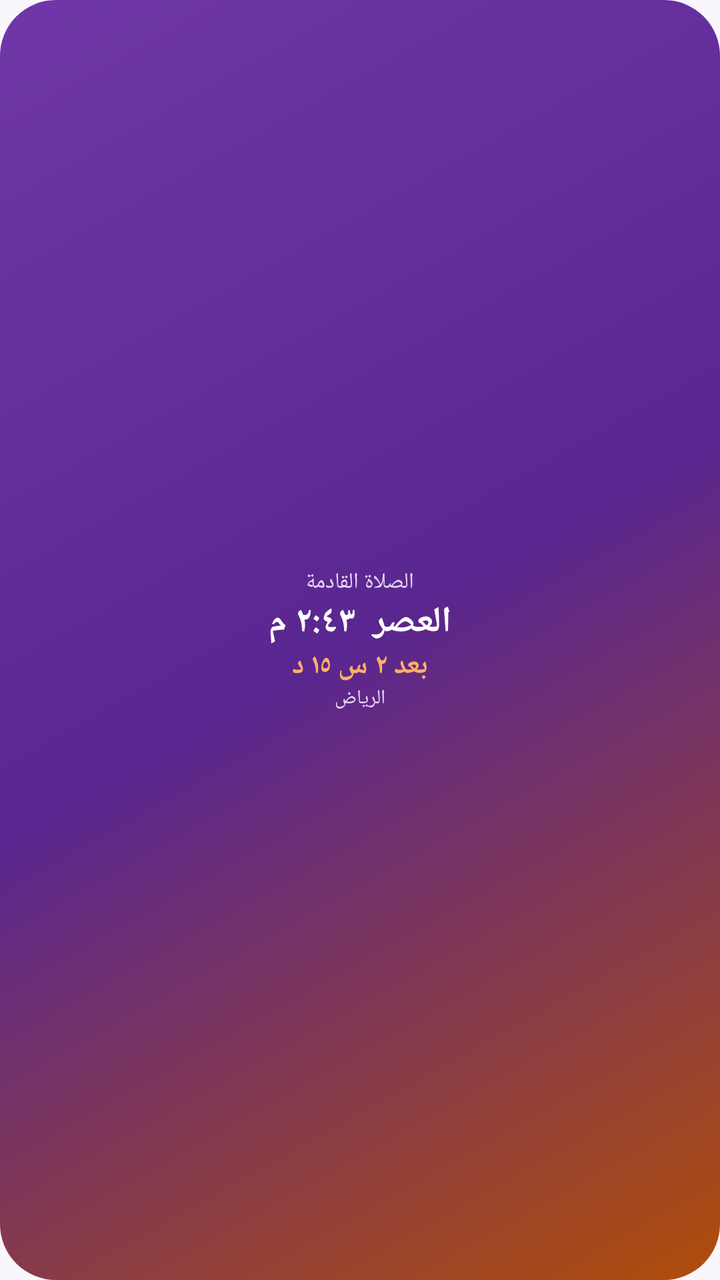
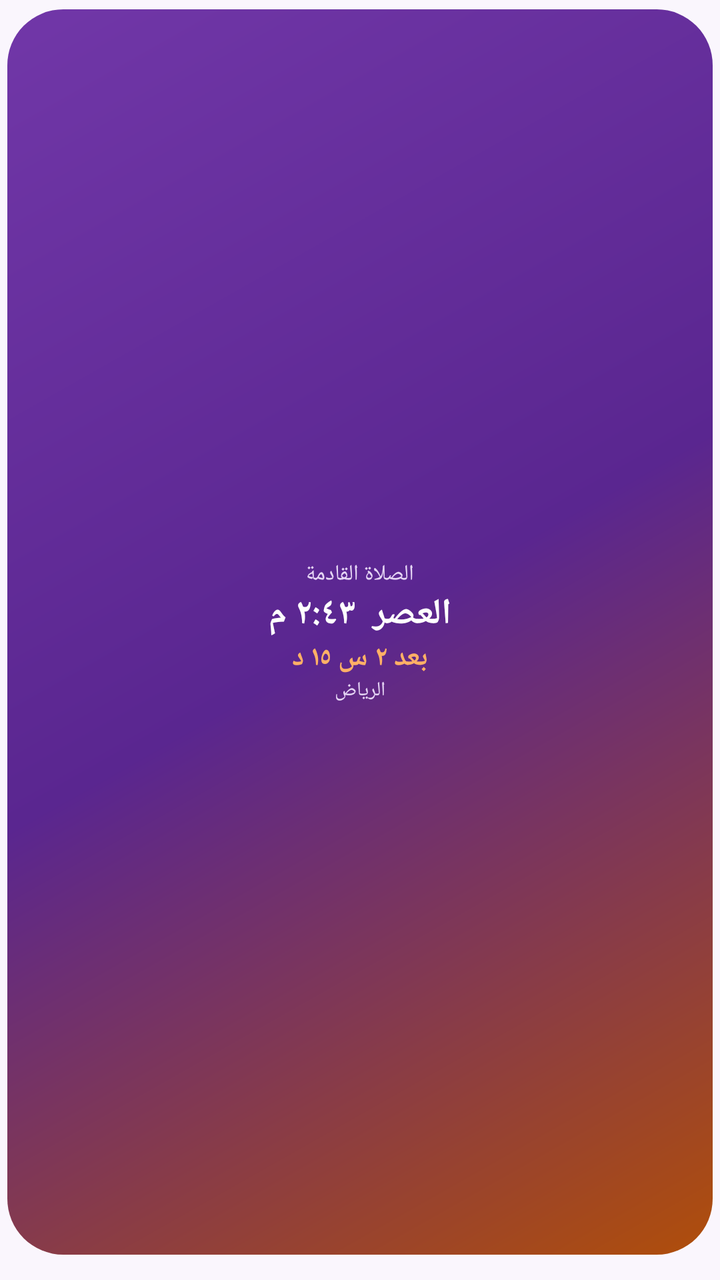

Before-and-after screenshots of an Android layout around one commit, followed by the original layout XML and the change that was made.
<!-- AndroidManifest.xml: application theme AppTheme -->
<!-- res/layout/widget_next.xml -->
<?xml version="1.0" encoding="utf-8"?>
<FrameLayout xmlns:android="http://schemas.android.com/apk/res/android" android:id="@+id/widget_root" android:layout_width="match_parent" android:layout_height="match_parent" android:layoutDirection="rtl">
    <ImageView android:id="@+id/wbg" android:layout_width="match_parent" android:layout_height="match_parent" android:clipToOutline="true" android:scaleType="fitXY" android:src="@drawable/wbg_grad_2" android:contentDescription="@null" />
    <LinearLayout android:layout_width="match_parent" android:layout_height="match_parent" android:orientation="vertical" android:gravity="center" android:padding="10dp">
            <TextView android:id="@+id/w_label" android:layout_width="wrap_content" android:layout_height="wrap_content" android:text="الصلاة القادمة" android:textColor="#E6D6F5" android:textSize="11dp" android:maxLines="1" android:ellipsize="end"  />
            <TextView android:id="@+id/w_next" android:layout_width="wrap_content" android:layout_height="wrap_content" android:text="العصر  ٢:٤٣ م" android:textColor="#FFFFFF" android:textSize="18dp" android:maxLines="1" android:ellipsize="end" android:textStyle="bold" />
            <TextView android:id="@+id/w_cd" android:layout_width="wrap_content" android:layout_height="wrap_content" android:text="بعد ٢ س ١٥ د" android:textColor="#FFB066" android:textSize="14dp" android:maxLines="1" android:ellipsize="end" android:textStyle="bold" />
            <TextView android:id="@+id/w_city" android:layout_width="wrap_content" android:layout_height="wrap_content" android:text="الرياض" android:textColor="#E6D6F5" android:textSize="10dp" android:maxLines="1" android:ellipsize="end"  />
            <TextView android:id="@+id/w_weather" android:layout_width="wrap_content" android:layout_height="wrap_content" android:textColor="#FFFFFF" android:textSize="11dp" android:maxLines="1" android:visibility="gone" />
            <TextView android:id="@+id/w_hijri" android:layout_width="wrap_content" android:layout_height="wrap_content" android:text="" android:textColor="#E6D6F5" android:textSize="11dp" android:maxLines="1" android:ellipsize="end"  android:visibility="gone"/>
    </LinearLayout>
</FrameLayout>
<!-- resources referenced by this layout -->
<resources>
  <!-- drawable wbg_grad_2 (drawable) -->
  <?xml version="1.0" encoding="utf-8"?>
  <shape xmlns:android="http://schemas.android.com/apk/res/android" android:shape="rectangle">
      <gradient android:angle="315" android:startColor="#7137A8" android:centerColor="#5A2690" android:endColor="#B04E0A" />
      <corners android:radius="28dp" />
  </shape>
  <style name="AppTheme" parent="@android:style/Theme.Material.Light.NoActionBar">
          <item name="android:windowBackground">@color/bg</item>
          <item name="android:statusBarColor">@color/bg</item>
          <item name="android:navigationBarColor">@color/bg</item>
          <item name="android:colorAccent">@color/orange</item>
          <item name="android:colorPrimary">@color/purple</item>
      </style>
  <color name="bg">#FAF6FD</color>
  <color name="orange">#F28A32</color>
  <color name="purple">#7137A8</color>
</resources>

<!-- the commit's change to res/layout/widget_next.xml (unified diff, before → after) -->
@@ -1,5 +1,5 @@
 <?xml version="1.0" encoding="utf-8"?>
-<FrameLayout xmlns:android="http://schemas.android.com/apk/res/android" android:id="@+id/widget_root" android:layout_width="match_parent" android:layout_height="match_parent" android:layoutDirection="rtl">
+<FrameLayout xmlns:android="http://schemas.android.com/apk/res/android" android:id="@+id/widget_root" android:layout_width="match_parent" android:layout_height="match_parent" android:layoutDirection="rtl" android:paddingStart="3.5dp" android:paddingEnd="3.5dp" android:paddingTop="4.5dp" android:paddingBottom="12.5dp">
     <ImageView android:id="@+id/wbg" android:layout_width="match_parent" android:layout_height="match_parent" android:clipToOutline="true" android:scaleType="fitXY" android:src="@drawable/wbg_grad_2" android:contentDescription="@null" />
     <LinearLayout android:layout_width="match_parent" android:layout_height="match_parent" android:orientation="vertical" android:gravity="center" android:padding="10dp">
             <TextView android:id="@+id/w_label" android:layout_width="wrap_content" android:layout_height="wrap_content" android:text="الصلاة القادمة" android:textColor="#E6D6F5" android:textSize="11dp" android:maxLines="1" android:ellipsize="end"  />
